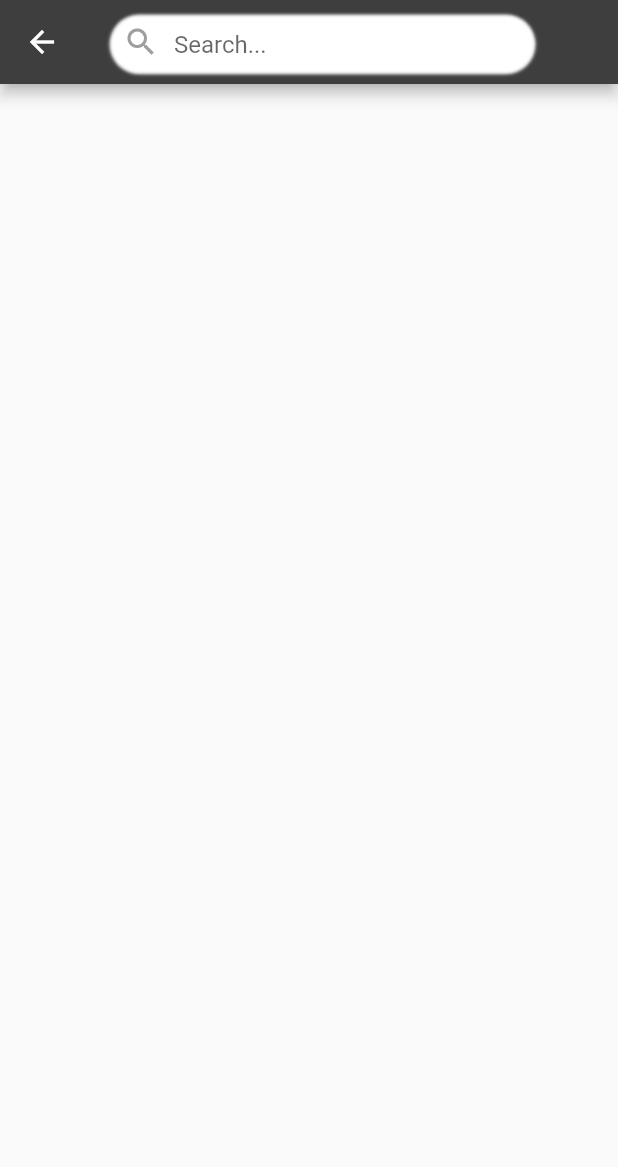
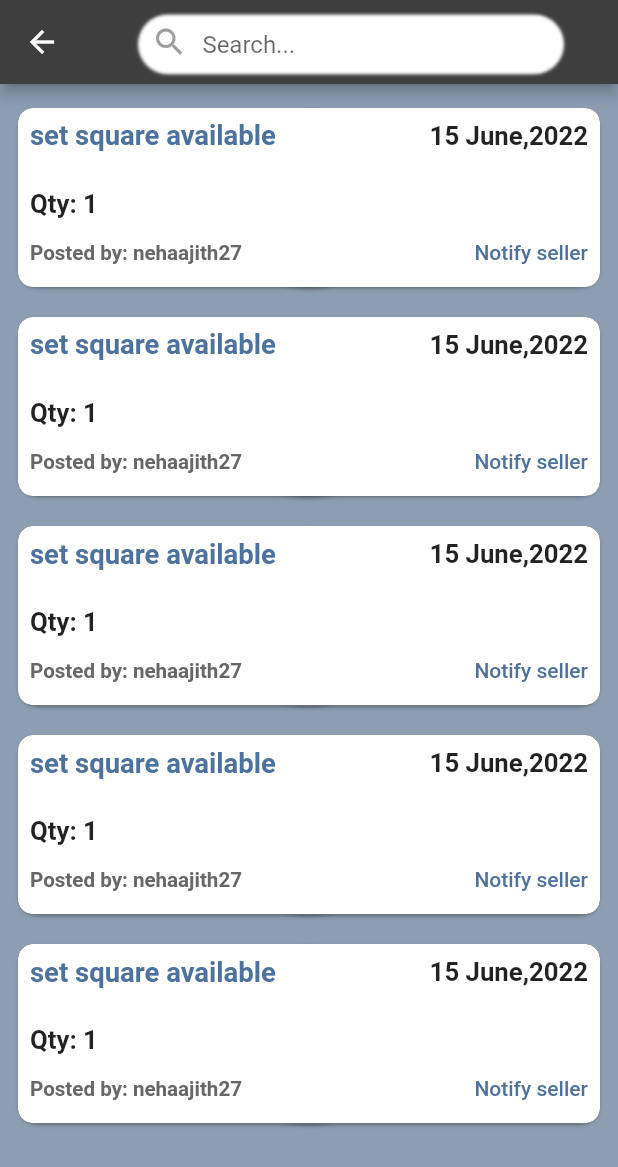
Before and after one commit to neha-ajith/ritexe, a Flutter app: the Sell screen opened directly, on a phone screen of 412 x 824 dp. Shown: the top 1167 px of the screen. Run offline on Flutter 3.47's test engine with Material 2 defaults, Android fonts, the light colour scheme and no system bars; our stand-ins replace flutter_screenutil; missing offline and left inert: dart:html.

Commit message:
commit message

```diff
--- a/ritexe/lib/screens/sell.dart
+++ b/ritexe/lib/screens/sell.dart
@@ -1 +1,96 @@
-// TODO Implement this library.
+// ignore: unused_import
+// ignore_for_file: unused_import
+
+import 'package:flutter/material.dart';
+
+import 'package:ritexe/screens/feed.dart';
+
+import 'package:ritexe/screens/sell.dart';
+import 'package:flutter_screenutil/flutter_screenutil.dart';
+import 'package:ritexe/globals/globals.dart';
+import 'package:ritexe/widgets/question_card.dart';
+
+import '../widgets/sell_card.dart';
+
+
+
+// void main()
+// { runApp(Sell());
+
+
+// }
+
+// ignore: use_key_in_widget_constructors
+class Sell extends StatelessWidget {
+  @override
+  Widget build(BuildContext context) {
+    return Scaffold(
+        appBar: AppBar(
+  //        title: Text('search item'),
+            backgroundColor: secondaryColor,
+            title:Center(
+              child: Container(
+                decoration: BoxDecoration(
+                  borderRadius: BorderRadius.circular(22),
+                  boxShadow: [
+                    BoxShadow(
+                      color: Colors.black.withOpacity(.05),
+                    ),
+                    BoxShadow(
+                      color: Colors.white,
+                      offset: const Offset(0, 1.6),
+                      blurRadius: 1,
+                      spreadRadius: -1,
+                    ),
+                  ],
+                ),
+                width: 250.w,
+                height: 35.h,
+                child: Padding(
+                  padding: EdgeInsets.symmetric(horizontal: 10),
+                  child: Row(
+                    children: [
+                      Icon(Icons.search, color: Colors.grey),
+                      SizedBox(width: 10),
+                      Expanded(
+                        child: TextFormField(
+                          decoration: InputDecoration(
+                              border: InputBorder.none, hintText: 'Search...'),
+                        ),
+                      ),
+                    ],
+
+                  ),
+
+
+                ),
+
+              ),
+            ),
+        //body:Padding()
+
+        ),
+        backgroundColor: primaryColor,
+        body:Padding(
+          padding: EdgeInsets.symmetric(horizontal: 8),
+          child: Column(
+            children:[
+              SellCard(title: "set square available", qty: "1" ,date:"15 June,2022"),
+               SellCard(title: "set square available", qty: "1" ,date:"15 June,2022"),
+              SellCard(title: "set square available", qty: "1" ,date:"15 June,2022"),
+               SellCard(title: "set square available", qty: "1" ,date:"15 June,2022"),
+                SellCard(title: "set square available", qty: "1" ,date:"15 June,2022")
+           ]
+          ),
+        ),
+      // bottomNavigationBar: Row(
+
+
+      // ),
+    //    body: Center(
+   //       child: Text('Hello World'),
+
+
+    );
+  }
+}
--- a/ritexe/lib/screens/temp.dart
+++ /dev/null
@@ -1,75 +0,0 @@
-// ignore: unused_import
-// ignore_for_file: unused_import
-
-import 'package:flutter/material.dart';
-
-import 'package:ritexe/screens/feed.dart';
-
-import 'package:ritexe/screens/sell.dart';
-import 'package:flutter_screenutil/flutter_screenutil.dart';
-import 'package:ritexe/globals/globals.dart';
-import 'package:ritexe/widgets/question_card.dart';
-
-
-
-void main()
-{ runApp(Sell());
-
-
-}
-
-// ignore: use_key_in_widget_constructors
-class Sell extends StatelessWidget {
-  @override
-  Widget build(BuildContext context) {
-    return Scaffold(
-        appBar: AppBar(
-  //        title: Text('search item'),
-            backgroundColor: secondaryColor,
-            title:Container(
-              decoration: BoxDecoration(
-                borderRadius: BorderRadius.circular(22),
-                boxShadow: [
-                  BoxShadow(
-                    color: Colors.black.withOpacity(.05),
-                  ),
-                  BoxShadow(
-                    color: Colors.white,
-                    offset: const Offset(0, 1.6),
-                    blurRadius: 1,
-                    spreadRadius: -1,
-                  ),
-                ],
-              ),
-              width: 250.w,
-              height: 35.h,
-              child: Padding(
-                padding: EdgeInsets.symmetric(horizontal: 10),
-                child: Row(
-                  children: [
-                    Icon(Icons.search, color: Colors.grey),
-                    SizedBox(width: 10),
-                    Expanded(
-                      child: TextFormField(
-                        decoration: InputDecoration(
-                            border: InputBorder.none, hintText: 'Search...'),
-                      ),
-                    ),
-                  ],
-                ),
-              ),
-            ),
-        body:Padding()
-        child: Column(
-          children:[
-            QuestionCard(title: "set square available", noOfAnswers: noOfAnswers)
-          ]
-        )
-        ),
-    //    body: Center(
-   //       child: Text('Hello World'),
-
-    //  ),
-    );
-  }
-}
--- a/ritexe/lib/widgets/sell_card.dart
+++ b/ritexe/lib/widgets/sell_card.dart
@@ -1,10 +1,12 @@
 // ignore_for_file: prefer_const_literals_to_create_immutables
+
+import 'dart:ui';
 
 import 'package:flutter/material.dart';
 import 'package:flutter_screenutil/flutter_screenutil.dart';
 
 class SellCard extends StatelessWidget {
-  final String title, qty,date;
+  final String title, qty, date;
   const SellCard({required this.title, required this.qty, required this.date});
 
   @override
@@ -33,10 +35,13 @@ class SellCard extends StatelessWidget {
               ],
             ),
             child: Padding(
-              padding: EdgeInsets.all(10.sp),
+              padding: EdgeInsets.symmetric(horizontal: 8, vertical: 8),
               child: Column(
                 mainAxisAlignment: MainAxisAlignment.spaceBetween,
                 crossAxisAlignment: CrossAxisAlignment.start,
+                children: [
+                  Row(
+                    mainAxisAlignment: MainAxisAlignment.spaceBetween,
                     children: [
                       Text(
                         title,
@@ -45,20 +50,42 @@ class SellCard extends StatelessWidget {
                             fontWeight: FontWeight.bold,
                             fontSize: 16.sp),
                       ),
+                      Text(
+                        date,
+                        textAlign: TextAlign.left,
+                        style: TextStyle(
+                            fontWeight: FontWeight.bold, fontSize: 15.sp),
+                      ),
+                    ],
+                  ),
+                  SizedBox(
+                    height: 10,
+                  ),
+                  Text(
+                    "Qty: $qty",
+                    textAlign: TextAlign.right,
+                    style:
+                        TextStyle(fontWeight: FontWeight.bold, fontSize: 15.sp),
+                  ),
                   Row(
-                    mainAxisAlignment: MainAxisAlignment.end,
+                    mainAxisAlignment: MainAxisAlignment.spaceBetween,
                     children: [
                       Text(
-                        "Qty: $qty",
+                        "Posted by: nehaajith27",
                         style: TextStyle(
-                            fontWeight: FontWeight.bold, fontSize: 14.sp),
+                            fontWeight: FontWeight.bold,
+                            fontSize: 12.sp,
+                            color: Color.fromARGB(255, 104, 103, 103)),
                       ),
-                      Text(
-                        "$date",
-                        style: TextStyle(
-                            fontWeight: FontWeight.bold, fontSize: 14.sp),
+                      TextButton(
+                          onPressed: () {},
+                          style: TextButton.styleFrom(
+                              padding: EdgeInsets.zero,
+                              minimumSize: Size(50, 30),
+                              tapTargetSize: MaterialTapTargetSize.shrinkWrap,
+                              alignment: Alignment.centerLeft
                               ),
-
+                          child: Text("Notify seller",style:TextStyle(color: Color.fromARGB(255, 77, 114, 158))))
                     ],
                   ),
                 ],
```
Also changed, not shown: ritexe/lib/main.dart (+6 -3 lines), ritexe/lib/screens/myprofile.dart (added, +55 -0 lines), ritexe/lib/screens/postanitem.dart (added, +186 -0 lines), ritexe/lib/screens/postanswers.dart (added, +102 -0 lines), ritexe/assets/notification 1.png (added), ritexe/assets/plus1.png (added), ritexe/assets/question 1.png (added). Lines whose indentation alone changed are shown as unchanged.
